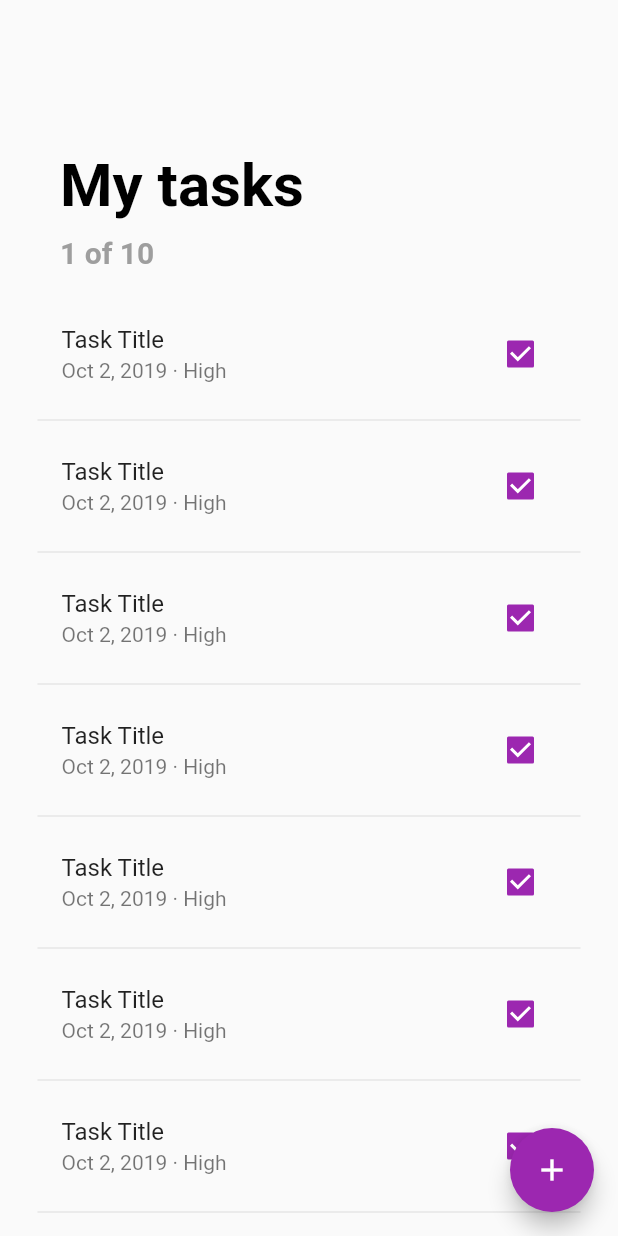
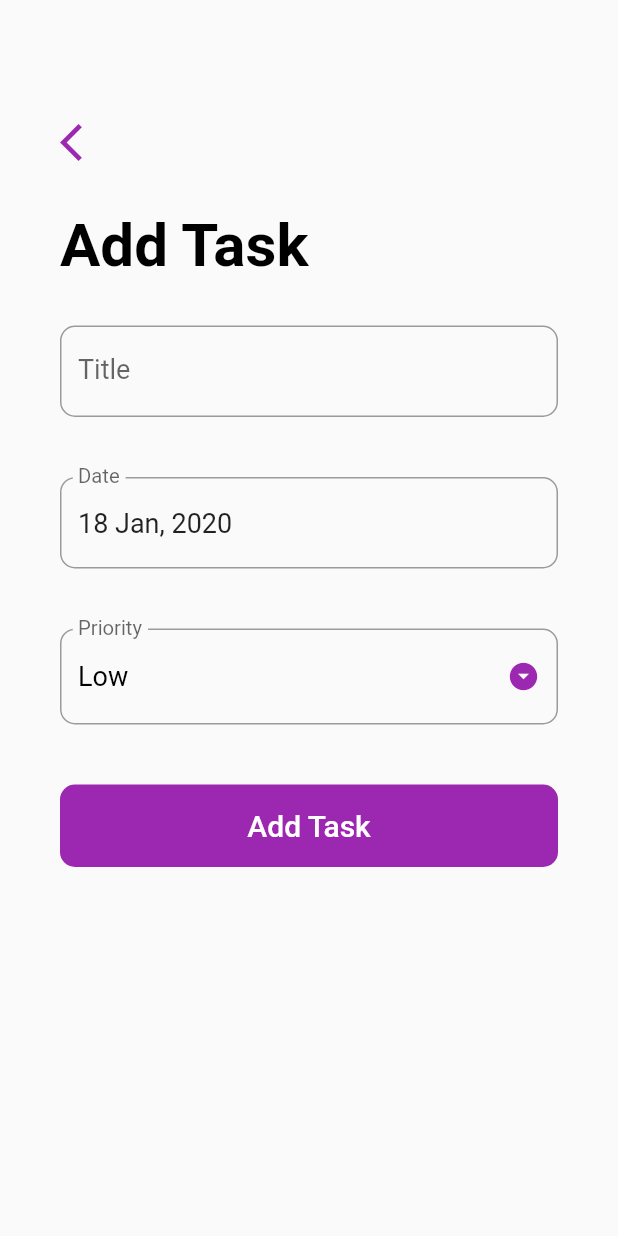
Before and after one commit to jmontielf/Flutter-ToDo-List, a Flutter app: the screen it shows after launch, after a tap on the "add" icon, on a phone screen of 412 x 824 dp. Run offline on Flutter 3.47's test engine with Material 2 defaults, Android fonts, the phone set to English and light mode, and no system bars.

Commit message:
Created new screen for register Task

```diff
--- /dev/null
+++ b/lib/screens/add_task_screen.dart
@@ -0,0 +1,192 @@
+import 'package:flutter/material.dart';
+import 'package:intl/intl.dart';
+
+class AddTaskScreen extends StatefulWidget {
+  @override
+  _AddTaskScreenState createState() => _AddTaskScreenState();
+}
+
+class _AddTaskScreenState extends State<AddTaskScreen> {
+  final _formKey = GlobalKey<FormState>();
+  String _title = '';
+  String _priority = '';
+  DateTime _date = DateTime.now();
+
+  TextEditingController _dateController = TextEditingController();
+
+  final DateFormat _dateFormatter = DateFormat('dd MMM, yyyy');
+  final List<String> _priorities = ['Low', 'Medium', 'High'];
+
+  @override
+  void initState() {
+    super.initState();
+    _priority = 'Low';
+    _dateController.text = _dateFormatter.format(_date);
+  }
+
+  @override
+  void dispose() {
+    _dateController.dispose();
+    super.dispose();
+  }
+
+  _handleDatePicker() async {
+    final DateTime date = await showDatePicker(
+      context: context,
+      initialDate: _date,
+      firstDate: DateTime(2020),
+      lastDate: DateTime(2100),
+    );
+    if (date != null && date != _date) {
+      setState(() {
+        _date = date;
+      });
+      _dateController.text = _dateFormatter.format(date);
+    }
+  }
+
+  _submit() {
+    if (_formKey.currentState.validate()) {
+      _formKey.currentState.save();
+      // insert task to ouser DB
+      //-
+      //
+
+      //Update the task
+      //-
+      //
+
+      Navigator.pop(context);
+    }
+  }
+
+  @override
+  Widget build(BuildContext context) {
+    return Scaffold(
+        body: GestureDetector(
+      onTap: () => FocusScope.of(context).unfocus(),
+      child: SingleChildScrollView(
+        child: Container(
+          padding: EdgeInsets.symmetric(horizontal: 40.0, vertical: 80.0),
+          child: Column(
+            crossAxisAlignment: CrossAxisAlignment.start,
+            children: <Widget>[
+              GestureDetector(
+                onTap: () => Navigator.pop(context),
+                child: Icon(Icons.arrow_back_ios,
+                    size: 30.0, color: Theme.of(context).primaryColor),
+              ),
+              SizedBox(
+                height: 30.0,
+              ),
+              Text(
+                'Add Task',
+                style: TextStyle(
+                    color: Colors.black,
+                    fontSize: 40.0,
+                    fontWeight: FontWeight.bold),
+              ),
+              SizedBox(height: 10.0),
+              Form(
+                key: _formKey,
+                child: Column(
+                  children: <Widget>[
+                    // Title
+                    Padding(
+                      padding: EdgeInsets.symmetric(vertical: 20.0),
+                      child: TextFormField(
+                        style: TextStyle(fontSize: 18.0),
+                        decoration: InputDecoration(
+                          labelText: 'Title',
+                          labelStyle: TextStyle(fontSize: 18.0),
+                          border: OutlineInputBorder(
+                            borderRadius: BorderRadius.circular(10.0),
+                          ),
+                        ),
+                        validator: (input) => input.trim().isEmpty
+                            ? 'Please enter a task title'
+                            : null,
+                        initialValue: _title,
+                      ),
+                    ),
+                    // Date
+                    Padding(
+                      padding: EdgeInsets.symmetric(vertical: 20.0),
+                      child: TextFormField(
+                        readOnly: true,
+                        controller: _dateController,
+                        onTap: _handleDatePicker,
+                        style: TextStyle(fontSize: 18.0),
+                        decoration: InputDecoration(
+                          labelText: 'Date',
+                          labelStyle: TextStyle(fontSize: 18.0),
+                          border: OutlineInputBorder(
+                            borderRadius: BorderRadius.circular(10.0),
+                          ),
+                        ),
+                      ),
+                    ),
+                    Padding(
+                      padding: EdgeInsets.symmetric(vertical: 20.0),
+                      child: DropdownButtonFormField(
+                        isDense: true,
+                        icon: Icon(Icons.arrow_drop_down_circle),
+                        iconSize: 22.0,
+                        iconEnabledColor: Theme.of(context).primaryColor,
+                        items: _priorities.map((String priority) {
+                          return DropdownMenuItem(
+                            value: priority,
+                            child: Text(
+                              priority,
+                              style: TextStyle(
+                                color: Colors.black,
+                                fontSize: 18.0,
+                              ),
+                            ),
+                          );
+                        }).toList(),
+                        style: TextStyle(fontSize: 18.0),
+                        decoration: InputDecoration(
+                          labelText: 'Priority',
+                          labelStyle: TextStyle(fontSize: 18.0),
+                          border: OutlineInputBorder(
+                            borderRadius: BorderRadius.circular(10.0),
+                          ),
+                        ),
+                        validator: (input) => _priority == null
+                            ? 'Please select a priority level'
+                            : null,
+                        onChanged: (value) {
+                          setState(() {
+                            _priority = value;
+                          });
+                        },
+                        value: _priority,
+                      ),
+                    ),
+                    Container(
+                      margin: EdgeInsets.symmetric(vertical: 20.0),
+                      height: 55.0,
+                      width: double.infinity,
+                      decoration: BoxDecoration(
+                        color: Theme.of(context).primaryColor,
+                        borderRadius: BorderRadius.circular(10.0),
+                      ),
+                      child: FlatButton(
+                        child: Text(
+                          'Add Task',
+                          style: TextStyle(color: Colors.white, fontSize: 20.0),
+                        ),
+                        onPressed: _submit,
+                      ),
+                    )
+                  ],
+                ),
+              )
+            ],
+          ),
+        ),
+      ),
+    ));
+  }
+}
--- a/lib/screens/todo_list_screen.dart
+++ b/lib/screens/todo_list_screen.dart
@@ -1,4 +1,5 @@
 import 'package:flutter/material.dart';
+import 'package:todo_list/screens/add_task_screen.dart';
 
 class TodoListScreen extends StatefulWidget {
   @override
@@ -14,7 +15,7 @@ class _TodoListScreenState extends State<TodoListScreen> {
         children: <Widget>[
           ListTile(
             title: Text('Task Title'),
-            subtitle: Text('Oct 2, 2019 · High'),
+            subtitle: Text('18 Ene, 2020 · High'),
             trailing: Checkbox(
               onChanged: (value) {
                 print(value);
@@ -36,7 +37,12 @@ class _TodoListScreenState extends State<TodoListScreen> {
       floatingActionButton: FloatingActionButton(
         backgroundColor: Theme.of(context).primaryColor,
         child: Icon(Icons.add),
-        onPressed: () => print("Navigate to add task screen"),
+        onPressed: () => Navigator.push(
+          context,
+          MaterialPageRoute(
+            builder: (_) => AddTaskScreen(),
+          ),
+        ),
       ),
       body: ListView.builder(
         padding: EdgeInsets.symmetric(vertical: 80.0),
```
